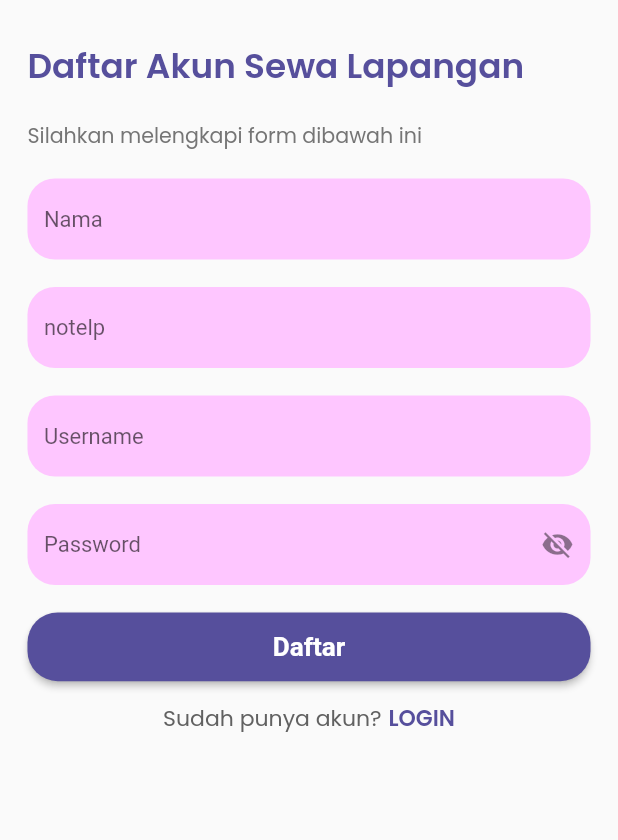
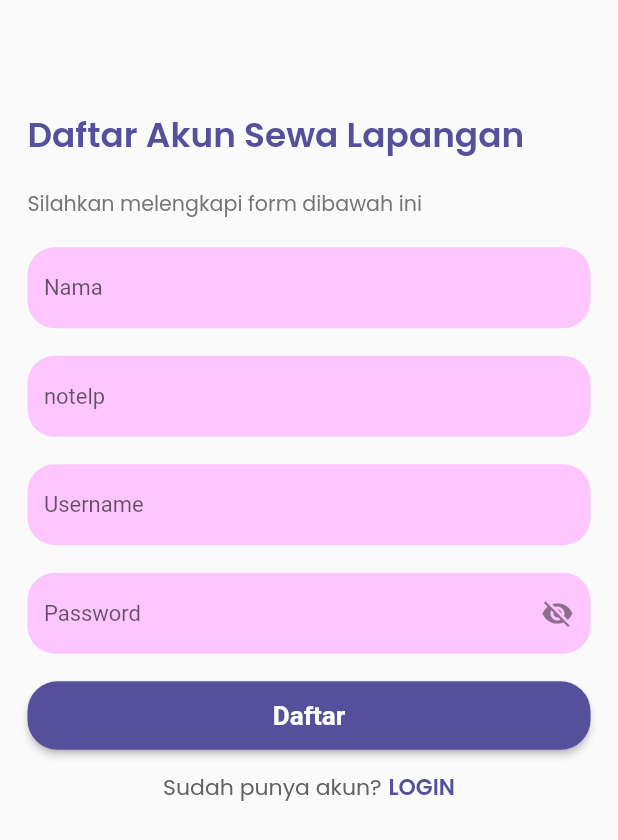
Before and after one commit to sanburnn/user_futsal, a Flutter app: the screen it shows after launch, after a tap on "Login", after a tap on "Daftar", on a phone screen of 412 x 824 dp. Shown: the top 840 px of the screen. Run offline on Flutter 3.47's test engine with Material 2 defaults, Android fonts, the phone set to English and light mode, and no system bars; our stand-ins replace cached_network_image, flutter_svg, get, google_fonts, image_picker, responsive_framework and 1 more; network calls fail.

Commit message:
edit app main

```diff
--- a/lib/src/app.dart
+++ b/lib/src/app.dart
@@ -18,7 +18,7 @@ class MyApp extends StatelessWidget {
           minWidth: 450,
           defaultScale: true,
           breakpoints: [
-            const ResponsiveBreakpoint.resize(450, name: MOBILE),
+            const ResponsiveBreakpoint.resize(600, name: MOBILE),
             const ResponsiveBreakpoint.autoScale(800, name: TABLET),
             const ResponsiveBreakpoint.autoScale(1000, name: TABLET),
             const ResponsiveBreakpoint.resize(1200, name: DESKTOP),
--- a/lib/src/page/register/register.dart
+++ b/lib/src/page/register/register.dart
@@ -28,21 +28,21 @@ class _RegisterPageState extends State<RegisterPage> {
         padding: EdgeInsets.only(left: 20, right: 20),
         child: ListView(
           children: [
-            SizedBox(
-              height: 30,
+            const SizedBox(
+              height: 80,
             ),
             Container(
               child: Text(
                 'Daftar Akun Sewa Lapangan',
                 style: GoogleFonts.poppins(
-                  textStyle: TextStyle(
+                  textStyle: const TextStyle(
                       fontWeight: FontWeight.w600,
                       fontSize: 25,
                       color: primaryColorDark),
                 ),
               ),
             ),
-            SizedBox(
+            const SizedBox(
               height: 20,
             ),
             Container(
@@ -54,7 +54,7 @@ class _RegisterPageState extends State<RegisterPage> {
                 ),
               ),
             ),
-            SizedBox(
+            const SizedBox(
               height: 20,
             ),
             Theme(
@@ -76,7 +76,7 @@ class _RegisterPageState extends State<RegisterPage> {
                 ),
               ),
             ),
-            SizedBox(
+            const SizedBox(
               height: 20,
             ),
             Theme(
@@ -98,7 +98,7 @@ class _RegisterPageState extends State<RegisterPage> {
                 ),
               ),
             ),
-            SizedBox(
+            const SizedBox(
               height: 20,
             ),
             Theme(
@@ -121,7 +121,7 @@ class _RegisterPageState extends State<RegisterPage> {
                 ),
               ),
             ),
-            SizedBox(
+            const SizedBox(
               height: 20,
             ),
             Theme(
@@ -199,14 +199,14 @@ class _RegisterPageState extends State<RegisterPage> {
                     style: GoogleFonts.poppins(
                         textStyle: TextStyle(
                             fontSize: 16, color: Colors.grey.shade700))),
-                SizedBox(
+                const SizedBox(
                   width: 5,
                 ),
                 InkWell(
                   onTap: () => Get.toNamed(loginRoute),
                   child: Text('LOGIN',
                       style: GoogleFonts.poppins(
-                          textStyle: TextStyle(
+                          textStyle: const TextStyle(
                               fontWeight: FontWeight.w600,
                               fontSize: 16,
                               color: primaryColorDark))),
```
